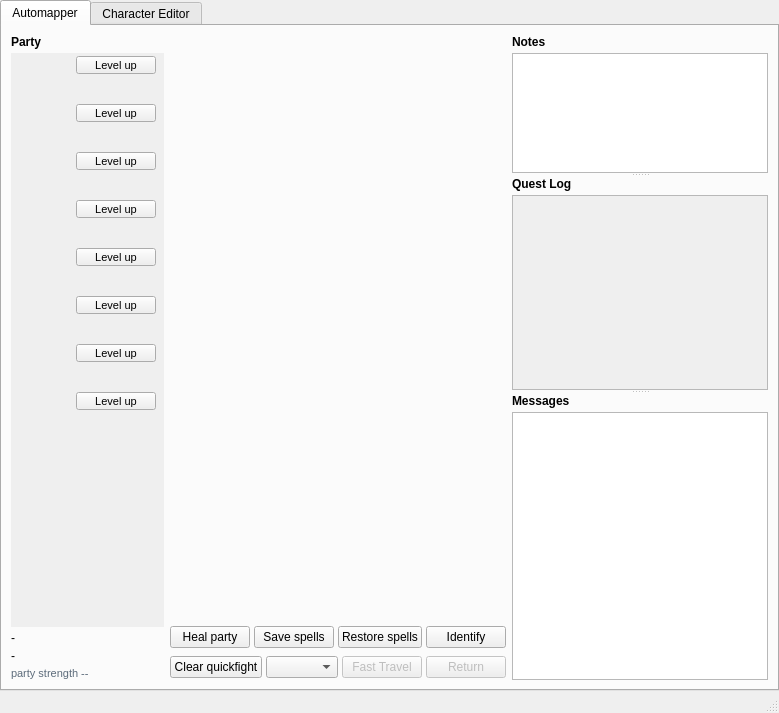
Above: wish/window.ui from malcyon/wish before the change. Below: the same form after it.
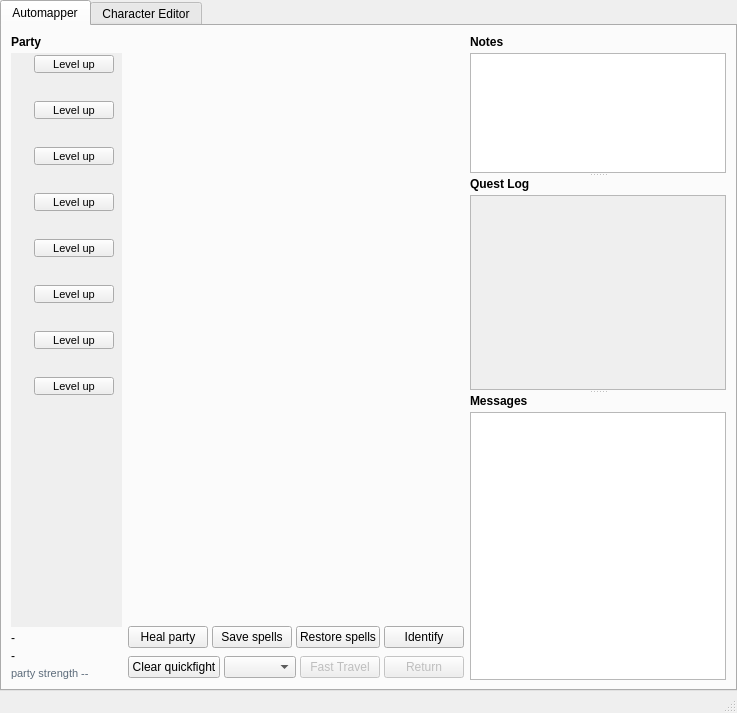
That is the form after the change. Custom widgets are drawn as their Qt base class.

Commit message:
Move the badges to the readied line and let the name give way, so nothing on a card is lost (closes #161, closes #168)
Claude-Session: https://claude.ai/code/session_01YaChneHia2VgKFa2BqFB5x

What changed in the file:
```diff
--- a/wish/window.ui
+++ b/wish/window.ui
@@ -111,7 +111,13 @@
                   <item>
                    <layout class="QHBoxLayout" name="card_0_top">
                     <item>
-                     <widget class="QLabel" name="card_0_name">
+                     <widget class="CardNameLabel" name="card_0_name">
+                      <property name="sizePolicy">
+                       <sizepolicy hsizetype="Expanding" vsizetype="Preferred">
+                        <horstretch>1</horstretch>
+                        <verstretch>0</verstretch>
+                       </sizepolicy>
+                      </property>
                       <property name="text">
                        <string />
                       </property>
@@ -122,22 +128,6 @@
                       </property>
                      </widget>
                     </item>
-                    <item>
-                     <widget class="IconRow" name="card_0_conditions" />
-                    </item>
-                    <item>
-                     <spacer name="card_0_top_spacer">
-                      <property name="orientation">
-                       <enum>Qt::Horizontal</enum>
-                      </property>
-                      <property name="sizeHint" stdset="0">
-                       <size>
-                        <width>40</width>
-                        <height>20</height>
-                       </size>
-                      </property>
-                     </spacer>
-                    </item>
                     <item>
                      <widget class="QLabel" name="card_0_klass">
                       <property name="text">
@@ -150,9 +140,6 @@
                       </property>
                      </widget>
                     </item>
-                   <item alignment="Qt::AlignRight">
-                     <widget class="IconRow" name="card_0_quickfight" />
-                    </item>
                     <item alignment="Qt::AlignRight">
                      <widget class="QPushButton" name="card_0_level_up">
                       <property name="font">
@@ -199,7 +186,18 @@
                    </layout>
                   </item>
                   <item>
+                   <layout class="QHBoxLayout" name="card_0_readied_row">
+                    <property name="spacing">
+                     <number>6</number>
+                    </property>
+                    <item>
                    <widget class="ReadiedLabel" name="card_0_readied">
+                      <property name="sizePolicy">
+                       <sizepolicy hsizetype="Expanding" vsizetype="Preferred">
+                        <horstretch>1</horstretch>
+                        <verstretch>0</verstretch>
+                       </sizepolicy>
+                      </property>
                     <property name="text">
                      <string />
                     </property>
@@ -209,6 +207,14 @@
                      </font>
                     </property>
                    </widget>
+                    </item>
+                    <item alignment="Qt::AlignRight|Qt::AlignVCenter">
+                     <widget class="IconRow" name="card_0_conditions" />
+                    </item>
+                    <item alignment="Qt::AlignRight|Qt::AlignVCenter">
+                     <widget class="IconRow" name="card_0_quickfight" />
+                    </item>
+                   </layout>
                   </item>
                   </layout>
                 </widget>
@@ -234,7 +240,13 @@
                   <item>
                    <layout class="QHBoxLayout" name="card_1_top">
                     <item>
-                     <widget class="QLabel" name="card_1_name">
+                     <widget class="CardNameLabel" name="card_1_name">
+                      <property name="sizePolicy">
+                       <sizepolicy hsizetype="Expanding" vsizetype="Preferred">
+                        <horstretch>1</horstretch>
+                        <verstretch>0</verstretch>
+                       </sizepolicy>
+                      </property>
                       <property name="text">
                        <string />
                       </property>
@@ -245,22 +257,6 @@
                       </property>
                      </widget>
                     </item>
-                    <item>
-                     <widget class="IconRow" name="card_1_conditions" />
-                    </item>
-                    <item>
-                     <spacer name="card_1_top_spacer">
-                      <property name="orientation">
-                       <enum>Qt::Horizontal</enum>
-                      </property>
-                      <property name="sizeHint" stdset="0">
-                       <size>
-                        <width>40</width>
-                        <height>20</height>
-                       </size>
-                      </property>
-                     </spacer>
-                    </item>
                     <item>
                      <widget class="QLabel" name="card_1_klass">
                       <property name="text">
@@ -273,9 +269,6 @@
                       </property>
                      </widget>
                     </item>
-                   <item alignment="Qt::AlignRight">
-                     <widget class="IconRow" name="card_1_quickfight" />
-                    </item>
                     <item alignment="Qt::AlignRight">
                      <widget class="QPushButton" name="card_1_level_up">
                       <property name="font">
@@ -322,7 +315,18 @@
                    </layout>
                   </item>
                   <item>
+                   <layout class="QHBoxLayout" name="card_1_readied_row">
+                    <property name="spacing">
+                     <number>6</number>
+                    </property>
+                    <item>
                    <widget class="ReadiedLabel" name="card_1_readied">
+                      <property name="sizePolicy">
+                       <sizepolicy hsizetype="Expanding" vsizetype="Preferred">
+                        <horstretch>1</horstretch>
+                        <verstretch>0</verstretch>
+                       </sizepolicy>
+                      </property>
                     <property name="text">
                      <string />
                     </property>
@@ -332,6 +336,14 @@
                      </font>
                     </property>
                    </widget>
+                    </item>
+                    <item alignment="Qt::AlignRight|Qt::AlignVCenter">
+                     <widget class="IconRow" name="card_1_conditions" />
+                    </item>
+                    <item alignment="Qt::AlignRight|Qt::AlignVCenter">
+                     <widget class="IconRow" name="card_1_quickfight" />
+                    </item>
+                   </layout>
                   </item>
                   </layout>
                 </widget>
@@ -357,7 +369,13 @@
                   <item>
                    <layout class="QHBoxLayout" name="card_2_top">
                     <item>
-                     <widget class="QLabel" name="card_2_name">
+                     <widget class="CardNameLabel" name="card_2_name">
+                      <property name="sizePolicy">
+                       <sizepolicy hsizetype="Expanding" vsizetype="Preferred">
+                        <horstretch>1</horstretch>
+                        <verstretch>0</verstretch>
+                       </sizepolicy>
+                      </property>
                       <property name="text">
                        <string />
                       </property>
@@ -368,22 +386,6 @@
                       </property>
                      </widget>
                     </item>
-                    <item>
-                     <widget class="IconRow" name="card_2_conditions" />
-                    </item>
-                    <item>
-                     <spacer name="card_2_top_spacer">
-                      <property name="orientation">
-                       <enum>Qt::Horizontal</enum>
-                      </property>
-                      <property name="sizeHint" stdset="0">
-                       <size>
-                        <width>40</width>
-                        <height>20</height>
-                       </size>
-                      </property>
-                     </spacer>
-                    </item>
                     <item>
                      <widget class="QLabel" name="card_2_klass">
                       <property name="text">
@@ -396,9 +398,6 @@
                       </property>
                      </widget>
                     </item>
-                   <item alignment="Qt::AlignRight">
-                     <widget class="IconRow" name="card_2_quickfight" />
-                    </item>
                     <item alignment="Qt::AlignRight">
                      <widget class="QPushButton" name="card_2_level_up">
                       <property name="font">
@@ -445,7 +444,18 @@
                    </layout>
                   </item>
                   <item>
+                   <layout class="QHBoxLayout" name="card_2_readied_row">
+                    <property name="spacing">
+                     <number>6</number>
+                    </property>
+                    <item>
                    <widget class="ReadiedLabel" name="card_2_readied">
+                      <property name="sizePolicy">
+                       <sizepolicy hsizetype="Expanding" vsizetype="Preferred">
+                        <horstretch>1</horstretch>
+                        <verstretch>0</verstretch>
+                       </sizepolicy>
+                      </property>
                     <property name="text">
                      <string />
                     </property>
@@ -455,6 +465,14 @@
                      </font>
                     </property>
                    </widget>
+                    </item>
+                    <item alignment="Qt::AlignRight|Qt::AlignVCenter">
+                     <widget class="IconRow" name="card_2_conditions" />
+                    </item>
+                    <item alignment="Qt::AlignRight|Qt::AlignVCenter">
+                     <widget class="IconRow" name="card_2_quickfight" />
+                    </item>
+                   </layout>
                   </item>
                   </layout>
                 </widget>
@@ -480,7 +498,13 @@
                   <item>
                    <layout class="QHBoxLayout" name="card_3_top">
                     <item>
-                     <widget class="QLabel" name="card_3_name">
+                     <widget class="CardNameLabel" name="card_3_name">
+                      <property name="sizePolicy">
+                       <sizepolicy hsizetype="Expanding" vsizetype="Preferred">
+                        <horstretch>1</horstretch>
+                        <verstretch>0</verstretch>
+                       </sizepolicy>
+                      </property>
                       <property name="text">
                        <string />
                       </property>
@@ -491,22 +515,6 @@
                       </property>
                      </widget>
                     </item>
-                    <item>
-                     <widget class="IconRow" name="card_3_conditions" />
-                    </item>
-                    <item>
-                     <spacer name="card_3_top_spacer">
-                      <property name="orientation">
-                       <enum>Qt::Horizontal</enum>
-                      </property>
-                      <property name="sizeHint" stdset="0">
-                       <size>
-                        <width>40</width>
-                        <height>20</height>
-                       </size>
-                      </property>
-                     </spacer>
-                    </item>
                     <item>
                      <widget class="QLabel" name="card_3_klass">
                       <property name="text">
@@ -519,9 +527,6 @@
                       </property>
                      </widget>
                     </item>
-                   <item alignment="Qt::AlignRight">
-                     <widget class="IconRow" name="card_3_quickfight" />
-                    </item>
                     <item alignment="Qt::AlignRight">
                      <widget class="QPushButton" name="card_3_level_up">
                       <property name="font">
@@ -568,7 +573,18 @@
                    </layout>
                   </item>
                   <item>
+                   <layout class="QHBoxLayout" name="card_3_readied_row">
+                    <property name="spacing">
+                     <number>6</number>
+                    </property>
+                    <item>
                    <widget class="ReadiedLabel" name="card_3_readied">
+                      <property name="sizePolicy">
+                       <sizepolicy hsizetype="Expanding" vsizetype="Preferred">
+                        <horstretch>1</horstretch>
+                        <verstretch>0</verstretch>
+                       </sizepolicy>
+                      </property>
                     <property name="text">
                      <string />
                     </property>
@@ -578,6 +594,14 @@
                      </font>
                     </property>
                    </widget>
+                    </item>
+                    <item alignment="Qt::AlignRight|Qt::AlignVCenter">
+                     <widget class="IconRow" name="card_3_conditions" />
+                    </item>
+                    <item alignment="Qt::AlignRight|Qt::AlignVCenter">
+                     <widget class="IconRow" name="card_3_quickfight" />
+                    </item>
+                   </layout>
                   </item>
                   </layout>
                 </widget>
@@ -603,7 +627,13 @@
                   <item>
                    <layout class="QHBoxLayout" name="card_4_top">
                     <item>
-                     <widget class="QLabel" name="card_4_name">
+                     <widget class="CardNameLabel" name="card_4_name">
+                      <property name="sizePolicy">
+                       <sizepolicy hsizetype="Expanding" vsizetype="Preferred">
+                        <horstretch>1</horstretch>
+                        <verstretch>0</verstretch>
+                       </sizepolicy>
+                      </property>
                       <property name="text">
                        <string />
                       </property>
@@ -614,22 +644,6 @@
                       </property>
                      </widget>
                     </item>
-                    <item>
-                     <widget class="IconRow" name="card_4_conditions" />
-                    </item>
-                    <item>
-                     <spacer name="card_4_top_spacer">
-                      <property name="orientation">
-                       <enum>Qt::Horizontal</enum>
-                      </property>
-                      <property name="sizeHint" stdset="0">
-                       <size>
-                        <width>40</width>
-                        <height>20</height>
-                       </size>
-                      </property>
-                     </spacer>
-                    </item>
                     <item>
                      <widget class="QLabel" name="card_4_klass">
                       <property name="text">
@@ -642,9 +656,6 @@
                       </property>
                      </widget>
                     </item>
-                   <item alignment="Qt::AlignRight">
-                     <widget class="IconRow" name="card_4_quickfight" />
-                    </item>
                     <item alignment="Qt::AlignRight">
                      <widget class="QPushButton" name="card_4_level_up">
                       <property name="font">
@@ -691,7 +702,18 @@
                    </layout>
                   </item>
                   <item>
+                   <layout class="QHBoxLayout" name="card_4_readied_row">
+                    <property name="spacing">
+                     <number>6</number>
+                    </property>
+                    <item>
                    <widget class="ReadiedLabel" name="card_4_readied">
+                      <property name="sizePolicy">
+                       <sizepolicy hsizetype="Expanding" vsizetype="Preferred">
+                        <horstretch>1</horstretch>
+                        <verstretch>0</verstretch>
+                       </sizepolicy>
+                      </property>
                     <property name="text">
                      <string />
                     </property>
@@ -701,6 +723,14 @@
                      </font>
                     </property>
                    </widget>
+                    </item>
+                    <item alignment="Qt::AlignRight|Qt::AlignVCenter">
+                     <widget class="IconRow" name="card_4_conditions" />
+                    </item>
+                    <item alignment="Qt::AlignRight|Qt::AlignVCenter">
+                     <widget class="IconRow" name="card_4_quickfight" />
+                    </item>
+                   </layout>
                   </item>
                   </layout>
                 </widget>
@@ -726,7 +756,13 @@
                   <item>
                    <layout class="QHBoxLayout" name="card_5_top">
                     <item>
-                     <widget class="QLabel" name="card_5_name">
+                     <widget class="CardNameLabel" name="card_5_name">
+                      <property name="sizePolicy">
+                       <sizepolicy hsizetype="Expanding" vsizetype="Preferred">
+                        <horstretch>1</horstretch>
+                        <verstretch>0</verstretch>
+                       </sizepolicy>
+                      </property>
                       <property name="text">
                        <string />
                       </property>
@@ -737,22 +773,6 @@
                       </property>
                      </widget>
                     </item>
-                    <item>
-                     <widget class="IconRow" name="card_5_conditions" />
-                    </item>
-                    <item>
-                     <spacer name="card_5_top_spacer">
-                      <property name="orientation">
-                       <enum>Qt::Horizontal</enum>
-                      </property>
-                      <property name="sizeHint" stdset="0">
-                       <size>
-                        <width>40</width>
-                        <height>20</height>
-                       </size>
-                      </property>
-                     </spacer>
-                    </item>
                     <item>
                      <widget class="QLabel" name="card_5_klass">
                       <property name="text">
@@ -765,9 +785,6 @@
                       </property>
                      </widget>
                     </item>
-                   <item alignment="Qt::AlignRight">
-                     <widget class="IconRow" name="card_5_quickfight" />
-                    </item>
                     <item alignment="Qt::AlignRight">
                      <widget class="QPushButton" name="card_5_level_up">
                       <property name="font">
@@ -814,7 +831,18 @@
                    </layout>
                   </item>
                   <item>
+                   <layout class="QHBoxLayout" name="card_5_readied_row">
+                    <property name="spacing">
+                     <number>6</number>
+                    </property>
+                    <item>
                    <widget class="ReadiedLabel" name="card_5_readied">
+                      <property name="sizePolicy">
+                       <sizepolicy hsizetype="Expanding" vsizetype="Preferred">
+                        <horstretch>1</horstretch>
+                        <verstretch>0</verstretch>
+                       </sizepolicy>
+                      </property>
                     <property name="text">
                      <string />
                     </property>
@@ -824,6 +852,14 @@
                      </font>
                     </property>
                    </widget>
+                    </item>
+                    <item alignment="Qt::AlignRight|Qt::AlignVCenter">
+                     <widget class="IconRow" name="card_5_conditions" />
+                    </item>
+                    <item alignment="Qt::AlignRight|Qt::AlignVCenter">
+                     <widget class="IconRow" name="card_5_quickfight" />
+                    </item>
+                   </layout>
                   </item>
                   </layout>
                 </widget>
@@ -849,7 +885,13 @@
                   <item>
                    <layout class="QHBoxLayout" name="card_6_top">
                     <item>
-                     <widget class="QLabel" name="card_6_name">
+                     <widget class="CardNameLabel" name="card_6_name">
+                      <property name="sizePolicy">
+                       <sizepolicy hsizetype="Expanding" vsizetype="Preferred">
+                        <horstretch>1</horstretch>
+                        <verstretch>0</verstretch>
+                       </sizepolicy>
+                      </property>
                       <property name="text">
                        <string />
                       </property>
@@ -860,22 +902,6 @@
                       </property>
                      </widget>
                     </item>
-                    <item>
-                     <widget class="IconRow" name="card_6_conditions" />
-                    </item>
-                    <item>
-                     <spacer name="card_6_top_spacer">
-                      <property name="orientation">
-                       <enum>Qt::Horizontal</enum>
-                      </property>
-                      <property name="sizeHint" stdset="0">
-                       <size>
-                        <width>40</width>
-                        <height>20</height>
-                       </size>
-                      </property>
-                     </spacer>
-                    </item>
                     <item>
                      <widget class="QLabel" name="card_6_klass">
                       <property name="text">
@@ -888,9 +914,6 @@
                       </property>
                      </widget>
                     </item>
-                   <item alignment="Qt::AlignRight">
-                     <widget class="IconRow" name="card_6_quickfight" />
-                    </item>
                     <item alignment="Qt::AlignRight">
                      <widget class="QPushButton" name="card_6_level_up">
                       <property name="font">
@@ -937,7 +960,18 @@
                    </layout>
                   </item>
                   <item>
+                   <layout class="QHBoxLayout" name="card_6_readied_row">
+                    <property name="spacing">
+                     <number>6</number>
+                    </property>
+                    <item>
                    <widget class="ReadiedLabel" name="card_6_readied">
+                      <property name="sizePolicy">
+                       <sizepolicy hsizetype="Expanding" vsizetype="Preferred">
+                        <horstretch>1</horstretch>
+                        <verstretch>0</verstretch>
+                       </sizepolicy>
+                      </property>
                     <property name="text">
                      <string />
                     </property>
@@ -947,6 +981,14 @@
                      </font>
                     </property>
                    </widget>
+                    </item>
+                    <item alignment="Qt::AlignRight|Qt::AlignVCenter">
+                     <widget class="IconRow" name="card_6_conditions" />
+                    </item>
+                    <item alignment="Qt::AlignRight|Qt::AlignVCenter">
+                     <widget class="IconRow" name="card_6_quickfight" />
+                    </item>
+                   </layout>
                   </item>
                   </layout>
                 </widget>
@@ -972,7 +1014,13 @@
                   <item>
                    <layout class="QHBoxLayout" name="card_7_top">
                     <item>
-                     <widget class="QLabel" name="card_7_name">
+                     <widget class="CardNameLabel" name="card_7_name">
+                      <property name="sizePolicy">
+                       <sizepolicy hsizetype="Expanding" vsizetype="Preferred">
+                        <horstretch>1</horstretch>
+                        <verstretch>0</verstretch>
+                       </sizepolicy>
+                      </property>
                       <property name="text">
                        <string />
                       </property>
@@ -983,22 +1031,6 @@
                       </property>
                      </widget>
                     </item>
-                    <item>
-                     <widget class="IconRow" name="card_7_conditions" />
-                    </item>
-                    <item>
-                     <spacer name="card_7_top_spacer">
-                      <property name="orientation">
-                       <enum>Qt::Horizontal</enum>
-                      </property>
-                      <property name="sizeHint" stdset="0">
-                       <size>
-                        <width>40</width>
-                        <height>20</height>
-                       </size>
-                      </property>
-                     </spacer>
-                    </item>
                     <item>
                      <widget class="QLabel" name="card_7_klass">
                       <property name="text">
@@ -1011,9 +1043,6 @@
                       </property>
                      </widget>
                     </item>
-                   <item alignment="Qt::AlignRight">
-                     <widget class="IconRow" name="card_7_quickfight" />
-                    </item>
                     <item alignment="Qt::AlignRight">
                      <widget class="QPushButton" name="card_7_level_up">
                       <property name="font">
@@ -1060,7 +1089,18 @@
                    </layout>
                   </item>
                   <item>
+                   <layout class="QHBoxLayout" name="card_7_readied_row">
+                    <property name="spacing">
+                     <number>6</number>
+                    </property>
+                    <item>
                    <widget class="ReadiedLabel" name="card_7_readied">
+                      <property name="sizePolicy">
+                       <sizepolicy hsizetype="Expanding" vsizetype="Preferred">
+                        <horstretch>1</horstretch>
+                        <verstretch>0</verstretch>
+                       </sizepolicy>
+                      </property>
                     <property name="text">
                      <string />
                     </property>
@@ -1070,6 +1110,14 @@
                      </font>
                     </property>
                    </widget>
+                    </item>
+                    <item alignment="Qt::AlignRight|Qt::AlignVCenter">
+                     <widget class="IconRow" name="card_7_conditions" />
+                    </item>
+                    <item alignment="Qt::AlignRight|Qt::AlignVCenter">
+                     <widget class="IconRow" name="card_7_quickfight" />
+                    </item>
+                   </layout>
                   </item>
                   </layout>
                 </widget>
@@ -2862,6 +2910,11 @@
    <extends>QLabel</extends>
    <header>automap.panel</header>
   </customwidget>
+  <customwidget>
+   <class>CardNameLabel</class>
+   <extends>QLabel</extends>
+   <header>automap.panel</header>
+  </customwidget>
   <customwidget>
    <class>ReadiedLabel</class>
    <extends>QLabel</extends>
```
Lines whose indentation alone changed are shown as unchanged. The commit also changes 6 other files.
